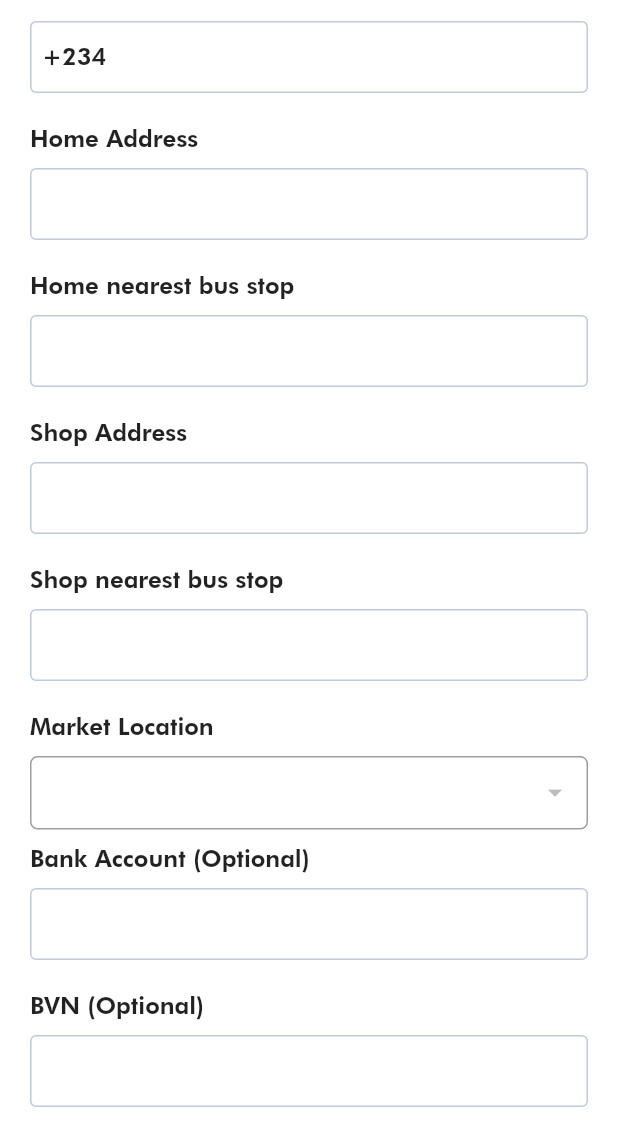
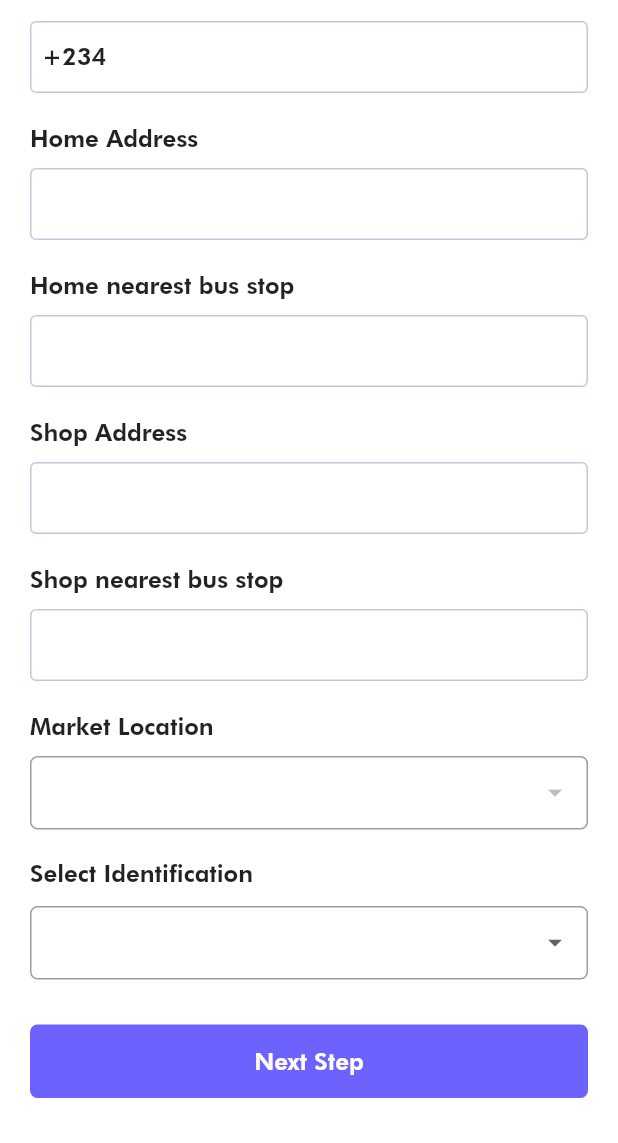
Before and after one commit to miracle7937/Sytiamo, a Flutter app: the PersonalVerification screen opened directly, scrolled down 555 dp, on a phone screen of 412 x 824 dp, the part 93-1236 px from its top. Run offline on Flutter 3.47's test engine with Material 2 defaults, Android fonts, the phone set to English and light mode, and no system bars; our stand-ins replace flutter_image_compress, flutter_money_formatter, image_picker, modal_bottom_sheet, shared_preferences; accounts and stored records are empty.

Commit message:
added nin

```diff
--- a/lib/custom_widget/forms.dart
+++ b/lib/custom_widget/forms.dart
@@ -264,7 +264,7 @@ class SYTitleForm extends StatefulWidget {
       this.enabledBorderColor,
       this.disabledBorderColor,
       this.title,
-      this.setValue,
+      this.setValue = "",
       this.maxLines,
       this.formHeight})
       : super(key: key);
@@ -276,9 +276,12 @@ class SYTitleForm extends StatefulWidget {
 class _CXTitleFormState extends State<SYTitleForm> {
   bool showPassword = true;
   TextEditingController controller;
+
   @override
   void initState() {
     controller = widget.controller ?? TextEditingController();
+    controller.text = widget.setValue;
+
     super.initState();
   }
 
@@ -303,12 +306,13 @@ class _CXTitleFormState extends State<SYTitleForm> {
             height: widget.formHeight ?? 49,
             child: TextFormField(
               maxLines: widget.maxLines ?? 1,
-              initialValue: widget.setValue,
               inputFormatters: widget.inputFormatters,
               keyboardType: widget.keyboardType,
-              controller: widget.controller,
+              controller: controller,
               enabled: widget.enable,
-              onChanged: widget.onChange,
+              onChanged: (v) {
+                widget.onChange(v);
+              },
               cursorColor: mainColor,
               obscureText: widget.forPassword,
               style: TextStyle(fontSize: 16),
--- a/lib/data/model/setModel/enrollment_model.dart
+++ b/lib/data/model/setModel/enrollment_model.dart
@@ -8,6 +8,7 @@ class EnrollmentModel {
   String email;
   String phone;
   String bvn;
+  String nin;
   String address;
   String shopAddress;
   String dob;
@@ -41,6 +42,7 @@ class EnrollmentModel {
       this.email,
       this.phone,
       this.bvn,
+      this.nin,
       this.address,
       this.shopAddress,
       this.dob,
@@ -67,6 +69,7 @@ class EnrollmentModel {
     email = json['email'];
     phone = json['phone'];
     bvn = json['bvn'];
+    nin = json['nin'];
     address = json['address'];
     shopAddress = json['shop_address'];
     dob = json['dob'];
@@ -99,6 +102,7 @@ class EnrollmentModel {
     data['email'] = this.email;
     data['phone'] = this.phone;
     data['bvn'] = this.bvn;
+    data['nin'] = this.nin;
     data['address'] = this.address;
     data['shop_address'] = this.shopAddress;
     data['dob'] = this.dob;
--- a/lib/feature/auth/login_screen.dart
+++ b/lib/feature/auth/login_screen.dart
@@ -59,12 +59,14 @@ class _LoginScreenState extends State<LoginScreen> with AdsView {
                   height: 50,
                 ),
                 SYTitleForm(
+                  setValue: authController.authModel.email,
                   title: "Email",
                   onChange: (v) {
                     authController.setEmail = v;
                   },
                 ),
                 SYTitleForm(
+                  setValue: authController.authModel.password,
                   title: "Password",
                   forPassword: true,
                   onChange: (v) => authController.setPassword = v,
--- a/lib/feature/main_app/enrollment/personal_verification.dart
+++ b/lib/feature/main_app/enrollment/personal_verification.dart
@@ -167,18 +167,40 @@ class _PersonalVerificationState extends State<PersonalVerification>
                                 )),
                           )
                           .toList()),
-                  SYTitleForm(
+                  SizedBox(
+                    height: 20,
+                  ),
+                  SYDropDown<String>(
+                    hintDescription: "Select Identification",
+                    value: enrollController.identification,
                     onChange: (v) {
-                      enrollController.bankAccount = v;
+                      enrollController.identificationMethod = v;
                     },
-                    title: "Bank Account (Optional)",
+                    // hint: Text("Identity Method"),
+                    items: ["BVN", "NIN"]
+                        .map(
+                          (e) => DropdownMenuItem(
+                              value: e,
+                              child: Text(
+                                e,
+                              )),
+                        )
+                        .toList(),
                   ),
-                  SYTitleForm(
-                    onChange: (v) {
-                      enrollController.setBVN = v;
-                    },
-                    title: "BVN (Optional)",
-                    keyboardType: TextInputType.phone,
+                  SizedBox(
+                    height: 15,
+                  ),
+                  Visibility(
+                    visible: enrollController.identification != null,
+                    child: SYTitleForm(
+                      onChange: (v) {
+                        enrollController.identification == "BVN"
+                            ? enrollController.setBVN = v
+                            : enrollController.setNIN = v;
+                      },
+                      title: "Enter ${enrollController.identification}",
+                      keyboardType: TextInputType.phone,
+                    ),
                   ),
                   SizedBox(
                     height: 15,
--- a/lib/feature/main_app/ticket_screen.dart
+++ b/lib/feature/main_app/ticket_screen.dart
@@ -106,10 +106,12 @@ class _TicketScreenState extends State<TicketScreen> with AdsView {
                         )
                       : Container(),
                   SYTitleForm(
+                    setValue: settingsController.title,
                     title: "subject",
                     onChange: (v) => settingsController.setTitle = v,
                   ),
                   SYTitleForm(
+                    setValue: settingsController.message,
                     maxLines: 5,
                     onChange: (v) => settingsController.setMessage = v,
                     formHeight: MediaQuery.of(context).size.height * 0.3,
--- a/lib/utils/route_api.dart
+++ b/lib/utils/route_api.dart
@@ -15,4 +15,6 @@ class Routes {
   static String userLoanBreakdown = "$baseURL/breakdown";
   static String loanDetail = "$baseURL/loanrepay/loandetails";
   static String userByMarketID = "$baseURL/userapi/userBylocation";
+  static String notificationURL = "$baseURL/messagebylocation";
+  static String notificationUpdate = "$baseURL/updatemessage";
 }
```
Also changed, not shown: lib/data/controller/enrollment_controller.dart (+20 -2 lines), lib/data/controller/notification_controller.dart (added, +7 -0 lines), lib/data/controller/settings_controller.dart (+18 -10 lines), lib/data/http.dart (+16 -10 lines), lib/data/model/responseModel/notification_response.dart (added, +69 -0 lines), lib/data/repository/enrollment_repository.dart (+12 -1 lines), lib/data/repository/notification_repository.dart (added, +23 -0 lines), lib/feature/main_app/dash_board.dart (+34 -0 lines), lib/feature/main_app/enrollment/guarrantor_verification.dart (+7 -1 lines), lib/feature/main_app/notifications/NotificationScreen.dart (added, +20 -0 lines).
